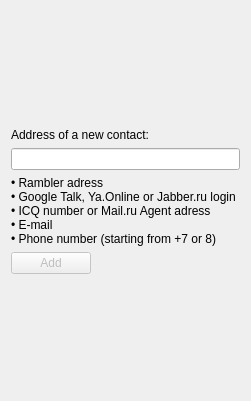
Qt form src/plugins/rosterchanger/welcomescreenwidget.ui (silvansky/Contacts) before a commit.
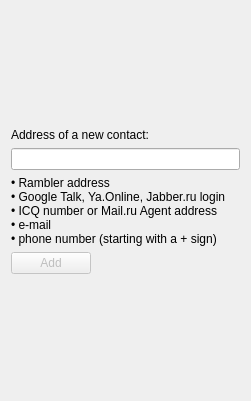
The same form after that commit.

Commit message: Обновлён перевод.

```diff
--- a/src/plugins/rosterchanger/welcomescreenwidget.ui
+++ b/src/plugins/rosterchanger/welcomescreenwidget.ui
@@ -40,11 +40,11 @@
    <item>
     <widget class="QLabel" name="comment">
      <property name="text">
-      <string>• Rambler adress
-• Google Talk, Ya.Online or Jabber.ru login
-• ICQ number or Mail.ru Agent adress
-• E-mail
-• Phone number (starting from +7 or 8)</string>
+      <string>• Rambler address
+• Google Talk, Ya.Online, Jabber.ru login
+• ICQ number or Mail.ru Agent address
+• e-mail
+• phone number (starting with a + sign)</string>
      </property>
      <property name="wordWrap">
       <bool>true</bool>
```
Left out of the diff: 2 changed lines with no effect on the pictures. The commit also changes 2 other files.
